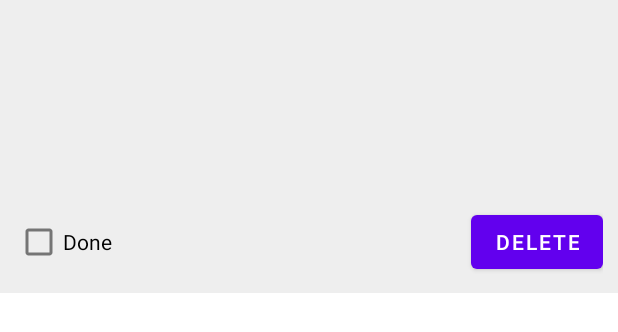
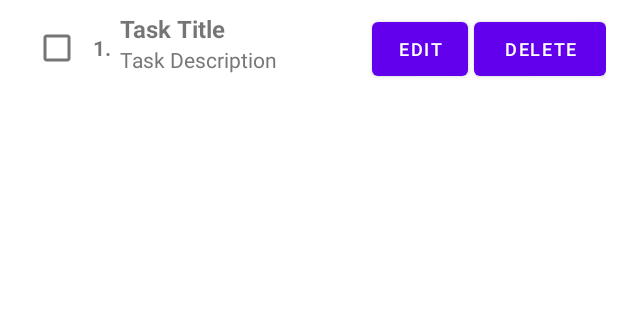
Before and after one commit to Nowshin73/ToDoList, an Android app: the layout task_item.xml on its own in the app's theme, with its tools: preview values and no code run, on a phone screen of 412 x 824 dp. Shown: the top 332 px of the screen. Run offline under Robolectric (Android 15) with nearby library versions, the phone set to English and light mode, and no system bars.

```diff
--- a/app/src/main/res/layout/task_item.xml
+++ b/app/src/main/res/layout/task_item.xml
@@ -1,41 +1,60 @@
-<?xml version="1.0" encoding="utf-8"?>
-<LinearLayout
-    xmlns:android="http://schemas.android.com/apk/res/android"
+<LinearLayout xmlns:android="http://schemas.android.com/apk/res/android"
     android:layout_width="match_parent"
     android:layout_height="wrap_content"
-    android:orientation="vertical"
-    android:padding="10dp"
-    android:background="#EEEEEE"
-    android:layout_marginBottom="8dp">
+    android:layout_marginBottom="20dp"
+    android:orientation="horizontal"
+    android:padding="8dp">
+
+    <CheckBox
+        android:id="@+id/checkboxDone"
+        android:layout_width="wrap_content"
+        android:layout_height="wrap_content"
+        android:layout_marginStart="6dp" />
+
+    <TextView
+        android:id="@+id/textNumber"
+        android:layout_width="wrap_content"
+        android:layout_height="wrap_content"
+        android:layout_marginEnd="6dp"
+        android:text="1."
+        android:textStyle="bold" />
+
+    <LinearLayout
+        android:layout_width="175dp"
+        android:layout_height="wrap_content"
+        android:layout_weight="1"
+        android:orientation="vertical">
 
         <TextView
             android:id="@+id/textTitle"
-        android:layout_width="388dp"
-        android:layout_height="49dp"
-        android:textSize="18sp"
+            android:layout_width="117dp"
+            android:layout_height="wrap_content"
+            android:text="Task Title"
+            android:textSize="16sp"
             android:textStyle="bold" />
 
         <TextView
             android:id="@+id/textDescription"
-        android:layout_width="387dp"
-        android:layout_height="78dp" />
-
-    <LinearLayout
             android:layout_width="match_parent"
             android:layout_height="wrap_content"
-        android:orientation="horizontal">
+            android:text="Task Description"
+            android:textColor="#777777"
+            android:textSize="14sp" />
+    </LinearLayout>
 
-        <CheckBox
-            android:id="@+id/checkboxDone"
-            android:layout_width="304dp"
-            android:layout_height="match_parent"
-            android:layout_weight="1"
-            android:text="Done" />
+    <Button
+        android:id="@+id/buttonEdit"
+        android:layout_width="64dp"
+        android:layout_height="wrap_content"
+        android:layout_marginStart="4dp"
+        android:text="Edit"
+        android:textSize="12sp" />
 
     <Button
         android:id="@+id/buttonDelete"
         android:layout_width="wrap_content"
         android:layout_height="wrap_content"
-            android:text="Delete" />
+        android:layout_marginStart="4dp"
+        android:text="Delete"
+        android:textSize="12sp" />
 </LinearLayout>
-</LinearLayout>
```
Also changed, not shown: app/src/main/java/com/example/todolist/adapter/TaskAdapter.java (+24 -34 lines), app/src/main/java/com/example/todolist/model/Task.java (+10 -23 lines), app/src/main/java/com/example/todolist/network/TaskApi.java (added, +21 -0 lines), app/src/main/java/com/example/todolist/repository/TaskRepository.java (+56 -31 lines), app/src/main/java/com/example/todolist/view/MainActivity.java (+60 -24 lines), app/src/main/java/com/example/todolist/viewmodel/TaskViewModel.java (+57 -9 lines), app/src/main/res/layout/activity_main.xml (+13 -18 lines), app/src/main/res/layout/dialog_edit_task.xml (added, +20 -0 lines). Lines whose indentation alone changed are shown as unchanged.
